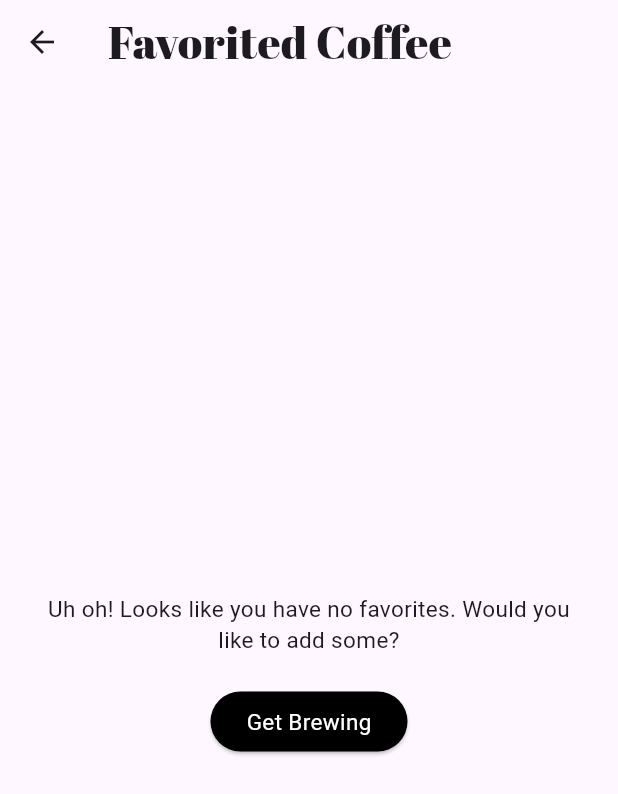
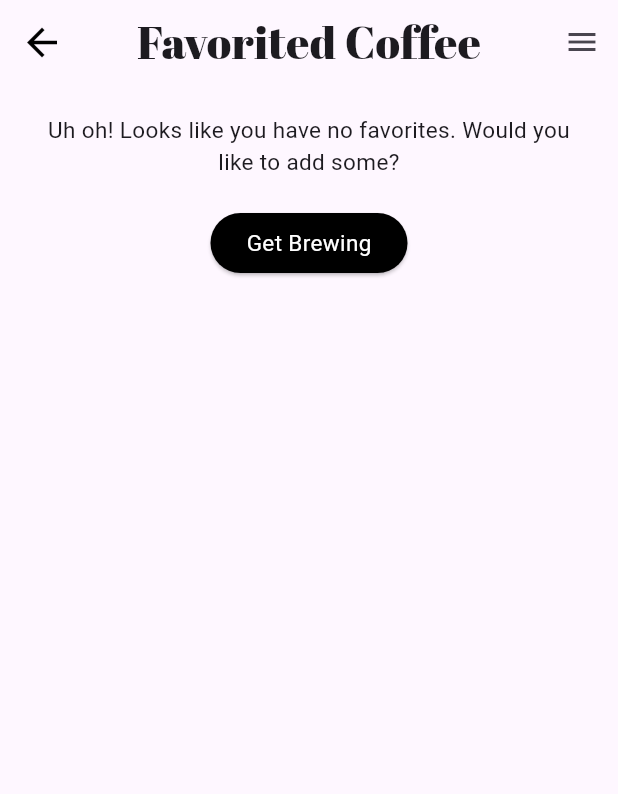
Before and after one commit to heidiafehr/Coffee_App, a Flutter app: the FavoritedCoffeeScreen screen opened by its route, on a phone screen of 412 x 824 dp. Shown: the top 794 px of the screen. Run offline on Flutter 3.47's test engine with Material 3 defaults, Android fonts, the phone set to English and light mode, and no system bars; our stand-ins replace bloc, cached_network_image, flutter_bloc, get_it, google_fonts, shared_preferences; accounts and stored records are empty; network calls fail.

```diff
--- a/lib/brewing_screen/brewing_screen.dart
+++ b/lib/brewing_screen/brewing_screen.dart
@@ -1,4 +1,5 @@
 import 'package:cached_network_image/cached_network_image.dart';
+import 'package:coffee_app/widgets/coffee_appbar.dart';
 import 'package:flutter/material.dart';
 import 'package:flutter_bloc/flutter_bloc.dart';
 
@@ -63,9 +64,9 @@ class _BrewingScreenState extends State<BrewingScreen>
     final brewingBloc = getIt<BrewingBloc>();
 
     return Scaffold(
-      appBar: AppBar(
-        title: Text('Brewing Page',
-            style: Theme.of(context).textTheme.titleMedium),
+      appBar: const CustomCoffeeAppBar(
+        title: 'Brewing Page',
+        addNavigateBack: true,
       ),
       body: Center(
         child: Column(
--- a/lib/favorited_coffee_screen/favorited_coffee_screen.dart
+++ b/lib/favorited_coffee_screen/favorited_coffee_screen.dart
@@ -4,6 +4,7 @@ import 'package:flutter/cupertino.dart';
 import 'package:flutter/material.dart';
 import 'package:flutter_bloc/flutter_bloc.dart';
 
+import '../widgets/coffee_appbar.dart';
 import 'bloc/favorited_bloc.dart';
 
 class FavoritedCoffeeScreen extends StatefulWidget {
@@ -25,9 +26,9 @@ class _FavoritedCoffeeScreenState extends State<FavoritedCoffeeScreen> {
   @override
   Widget build(BuildContext context) {
     return Scaffold(
-      appBar: AppBar(
-        title: Text('Favorited Coffee',
-            style: Theme.of(context).textTheme.titleMedium),
+      appBar: const CustomCoffeeAppBar(
+        title: 'Favorited Coffee',
+        addNavigateBack: true,
       ),
       body: BlocBuilder<FavoritedBloc, FavoritedState>(
         builder: (context, state) {
--- a/lib/favorited_coffee_screen/widgets/empty_favorited_catolog.dart
+++ b/lib/favorited_coffee_screen/widgets/empty_favorited_catolog.dart
@@ -11,8 +11,6 @@ class EmptyFavoritedCatalog extends StatelessWidget {
   Widget build(BuildContext context) {
     final brewingBloc = getIt<BrewingBloc>();
     return Column(
-      mainAxisAlignment: MainAxisAlignment.center,
-      crossAxisAlignment: CrossAxisAlignment.center,
       children: [
         const Padding(
           padding: EdgeInsets.all(20),
--- /dev/null
+++ b/lib/widgets/coffee_appbar.dart
@@ -0,0 +1,51 @@
+import 'package:flutter/cupertino.dart';
+import 'package:flutter/material.dart';
+
+import '../menu_screen/menu_screen.dart';
+
+class CustomCoffeeAppBar extends StatelessWidget implements PreferredSizeWidget {
+  const CustomCoffeeAppBar(
+      {required this.title, required this.addNavigateBack, Key? key})
+      : super(key: key);
+
+  final String title;
+  final bool addNavigateBack;
+
+  @override
+  Widget build(BuildContext context) {
+    return AppBar(
+      leading: addNavigateBack
+          ? IconButton(
+              onPressed: () {
+                Navigator.pop(context);
+              },
+              icon: const Icon(
+                Icons.arrow_back,
+                color: Colors.black,
+                size: 30.0,
+              ),
+            )
+          : const SizedBox.shrink(),
+      centerTitle: true,
+      title: Padding(
+        padding: const EdgeInsets.symmetric(horizontal: 0.0),
+        child: Text(
+          title,
+          style: Theme.of(context).textTheme.titleMedium,
+        ),
+      ),
+      actions: [
+        IconButton(
+          icon: Icon(Icons.menu),
+          onPressed: () {
+            Navigator.push(context,
+                MaterialPageRoute(builder: (context) => const MenuScreen()));
+          },
+        )
+      ],
+    );
+  }
+
+  @override
+  Size get preferredSize => const Size.fromHeight(kToolbarHeight);
+}
```
